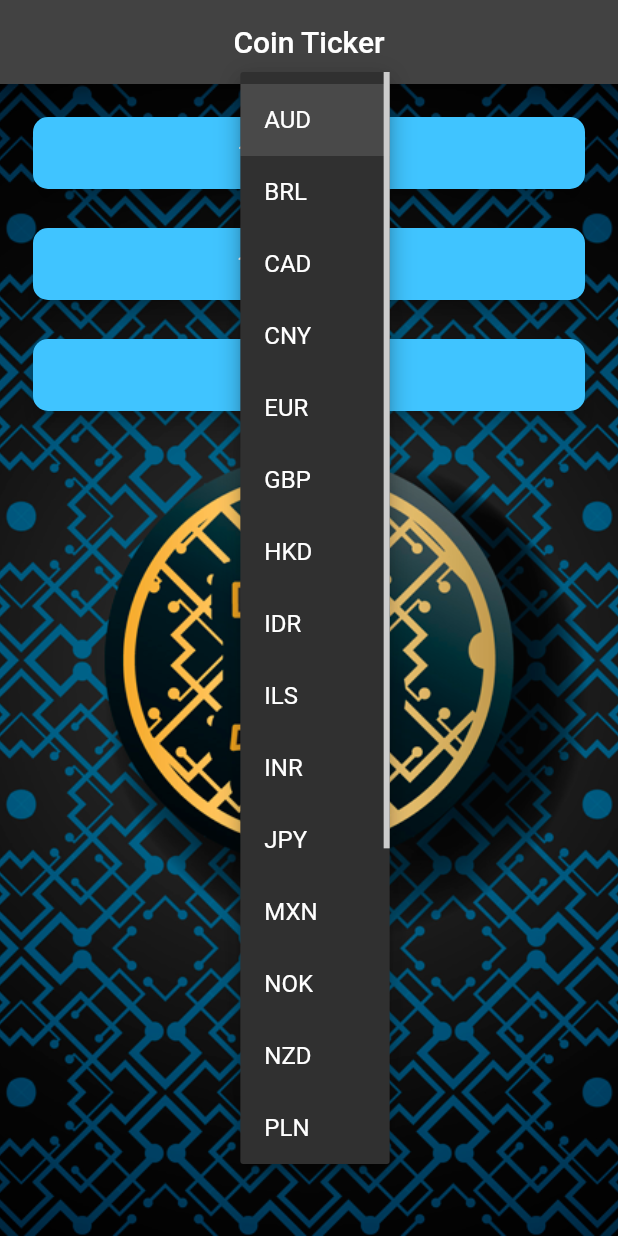
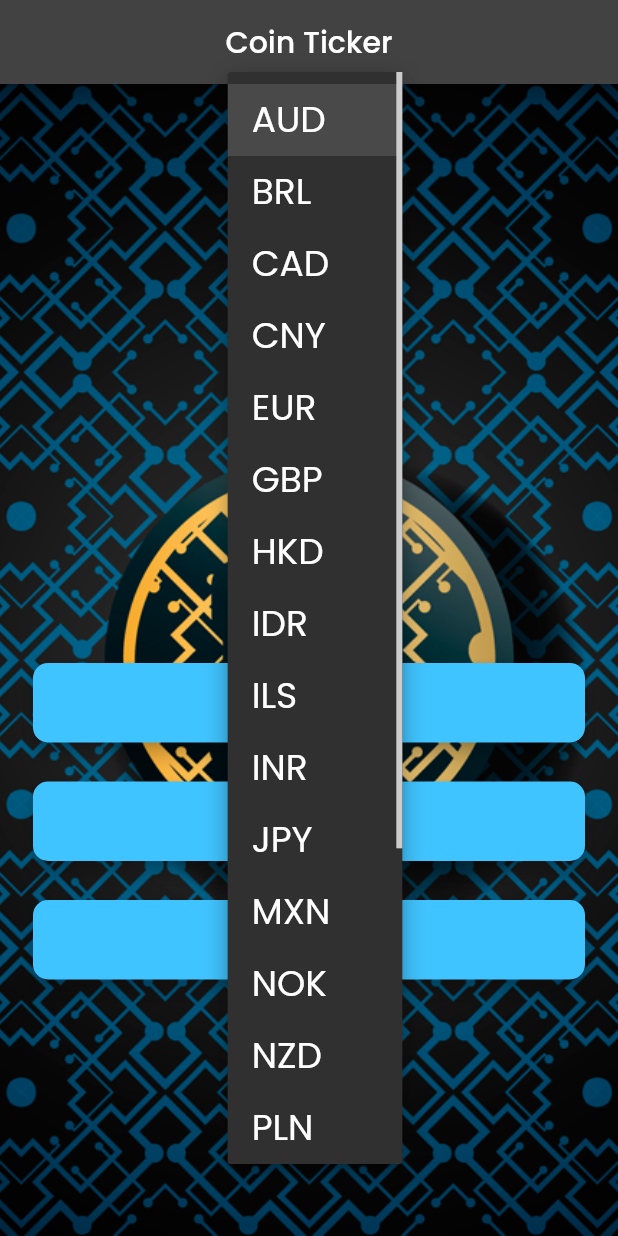
Before and after one commit to sidjmishra/bitcoin_ticker, a Flutter app: the screen it shows after launch, after a tap on "AUD", on a phone screen of 412 x 824 dp. Run offline on Flutter 3.47's test engine with Material 2 defaults, Android fonts, the light colour scheme and no system bars; our stand-ins replace dio, google_fonts.

Commit message:
optimization of code & ui changes

```diff
--- a/lib/coin_dart.dart
+++ b/lib/coin_dart.dart
@@ -1,5 +1,5 @@
 import 'package:bitcointicker/secrets/secret.dart';
-import 'package:bitcointicker/secrets/secretLoader.dart';
+import 'package:bitcointicker/secrets/secret_loader.dart';
 import 'package:dio/dio.dart';
 
 const List<String> currenciesList = [
@@ -39,25 +39,24 @@ class CoinData {
     // Get the API key
 
     Secret secret = await SecretLoader(secretPath: "secrets.json").load();
-    final API_KEY = secret.API_KEY;
+    final apiKey = secret.apiKey;
 
     // Get the coin data from the API
 
     Map<String, String> cryptoPrices = {};
     for (String crypto in cryptoList) {
       String requestURL =
-          '$coinAPIURL/$crypto/$selectedCurrency?apikey=$API_KEY';
-
+          '$coinAPIURL/$crypto/$selectedCurrency?apikey=$apiKey';
       try {
         var dio = Dio();
         final response = await dio.get(requestURL);
         if (response.statusCode == 200) {
           var decodedData = response.data;
           double price = decodedData['rate'];
-          print("Here" + price.toString());
+          //print("Here" + price.toString());
           cryptoPrices[crypto] = price.toStringAsFixed(0);
         } else {
-          print(response.statusCode);
+         // print(response.statusCode);
           throw 'Problem with the get request';
         }
       } catch (e) {
--- a/lib/main.dart
+++ b/lib/main.dart
@@ -1,9 +1,12 @@
 import 'package:flutter/material.dart';
+import 'package:google_fonts/google_fonts.dart';
 import 'price_screen.dart';
 
-void main() => runApp(MyApp());
+void main() => runApp(const MyApp());
 
 class MyApp extends StatelessWidget {
+  const MyApp({Key? key}) : super(key: key);
+
   @override
   Widget build(BuildContext context) {
     return MaterialApp(
@@ -11,8 +14,9 @@ class MyApp extends StatelessWidget {
       title: "Bitcoin Ticker",
       theme: ThemeData.dark().copyWith(
           primaryColor: Colors.black,
+          textTheme: GoogleFonts.poppinsTextTheme(),
           scaffoldBackgroundColor: Colors.white),
-      home: PriceScreen(),
+      home: const PriceScreen(),
     );
   }
 }
--- a/lib/price_screen.dart
+++ b/lib/price_screen.dart
@@ -1,10 +1,12 @@
 import 'package:bitcointicker/coin_dart.dart';
 import 'package:flutter/material.dart';
 import 'package:flutter/cupertino.dart';
-
 import 'dart:io' show Platform;
+import 'package:google_fonts/google_fonts.dart';
 
 class PriceScreen extends StatefulWidget {
+  const PriceScreen({Key? key}) : super(key: key);
+
   @override
   _PriceScreenState createState() => _PriceScreenState();
 }
@@ -25,6 +27,8 @@ class _PriceScreenState extends State<PriceScreen> {
     return DropdownButton<String>(
       value: selectedCurrency,
       items: dropdownItems,
+      style: GoogleFonts.poppins(color: Colors.white, fontSize: 24.0),
+      underline: const SizedBox(),
       onChanged: (value) {
         setState(() {
           selectedCurrency = value;
@@ -56,7 +60,7 @@ class _PriceScreenState extends State<PriceScreen> {
   Map<String, String> coinValues = {};
   bool isWaiting = false;
 
-  void getData() async {
+  Future<void> getData() async {
     isWaiting = true;
     try {
       var data = await CoinData().getCoinData(selectedCurrency);
@@ -65,14 +69,14 @@ class _PriceScreenState extends State<PriceScreen> {
         coinValues = data;
       });
     } catch (e) {
-      print(e);
+      //print(e);
     }
   }
 
   @override
   void initState() {
     super.initState();
-    getData();
+    getData().then((value) => null);
   }
 
   Column makeCards() {
@@ -96,12 +100,11 @@ class _PriceScreenState extends State<PriceScreen> {
   Widget build(BuildContext context) {
     return Scaffold(
       appBar: AppBar(
-        title: Center(
-          child: Text('Coin Ticker'),
-        ),
+        title: const Text('Coin Ticker'),
+        centerTitle: true,
       ),
       body: Container(
-        decoration: BoxDecoration(
+        decoration: const BoxDecoration(
           image: DecorationImage(
             image: AssetImage("images/bitcoin.png"),
             fit: BoxFit.cover,
@@ -111,14 +114,19 @@ class _PriceScreenState extends State<PriceScreen> {
           mainAxisAlignment: MainAxisAlignment.spaceBetween,
           crossAxisAlignment: CrossAxisAlignment.stretch,
           children: <Widget>[
-            makeCards(),
+            const SizedBox(
+              height: 16.0,
+            ),
             Container(
-              height: 150.0,
               alignment: Alignment.center,
-              padding: EdgeInsets.only(bottom: 30.0),
+              padding: const EdgeInsets.only(bottom: 30.0),
               color: Colors.transparent,
               child: Platform.isIOS ? iOSPicker() : androidDropdown(),
             ),
+            makeCards(),
+            const SizedBox(
+              height: 32.0,
+            )
           ],
         ),
       ),
@@ -127,19 +135,18 @@ class _PriceScreenState extends State<PriceScreen> {
 }
 
 class CryptoCard extends StatelessWidget {
-  const CryptoCard({
-    this.value,
-    this.selectedCurrency,
-    this.cryptoCurrency,
-  });
   final String? value;
   final String? selectedCurrency;
   final String? cryptoCurrency;
 
+  const CryptoCard(
+      {Key? key, this.value, this.selectedCurrency, this.cryptoCurrency})
+      : super(key: key);
+
   @override
   Widget build(BuildContext context) {
     return Padding(
-      padding: EdgeInsets.fromLTRB(18.0, 18.0, 18.0, 0),
+      padding: const EdgeInsets.fromLTRB(18.0, 18.0, 18.0, 0),
       child: Card(
         color: Colors.lightBlueAccent,
         elevation: 5.0,
@@ -147,11 +154,11 @@ class CryptoCard extends StatelessWidget {
           borderRadius: BorderRadius.circular(10.0),
         ),
         child: Padding(
-          padding: EdgeInsets.symmetric(vertical: 15.0, horizontal: 28.0),
+          padding: const EdgeInsets.symmetric(vertical: 15.0, horizontal: 28.0),
           child: Text(
             '1 $cryptoCurrency = $value $selectedCurrency',
             textAlign: TextAlign.center,
-            style: TextStyle(
+            style: const TextStyle(
               fontSize: 15.0,
               color: Colors.white,
             ),
--- a/lib/secrets/secret.dart
+++ b/lib/secrets/secret.dart
@@ -1,7 +1,7 @@
 class Secret {
-  final String? API_KEY;
-  Secret({this.API_KEY = ""});
+  final String? apiKey;
+  Secret({this.apiKey = ""});
   factory Secret.fromJson(Map<String, dynamic> jsonMap) {
-    return new Secret(API_KEY: jsonMap["API_KEY"]);
+    return Secret(apiKey: jsonMap["API_KEY"]);
   }
 }
--- a/lib/secrets/secretLoader.dart
+++ b/lib/secrets/secret_loader.dart
@@ -8,7 +8,7 @@ class SecretLoader {
 
   SecretLoader({this.secretPath});
   Future<Secret> load() {
-    return rootBundle.loadStructuredData<Secret>(this.secretPath!,
+    return rootBundle.loadStructuredData<Secret>(secretPath!,
         (jsonStr) async {
       final secret = Secret.fromJson(json.decode(jsonStr));
       return secret;
--- a/pubspec.yaml
+++ b/pubspec.yaml
@@ -25,10 +25,13 @@ dependencies:
   http: ^0.13.3
   dio: ^4.0.0
   cupertino_icons: ^1.0.3
+  google_fonts: ^2.1.0
 
 dev_dependencies:
   flutter_test:
     sdk: flutter
+  flutter_lints: ^1.0.4
+
 
 # For information on the generic Dart part of this file, see the
 # following page: https://dart.dev/tools/pub/pubspec
```
Also changed, not shown: pubspec.lock, 1 other file.
